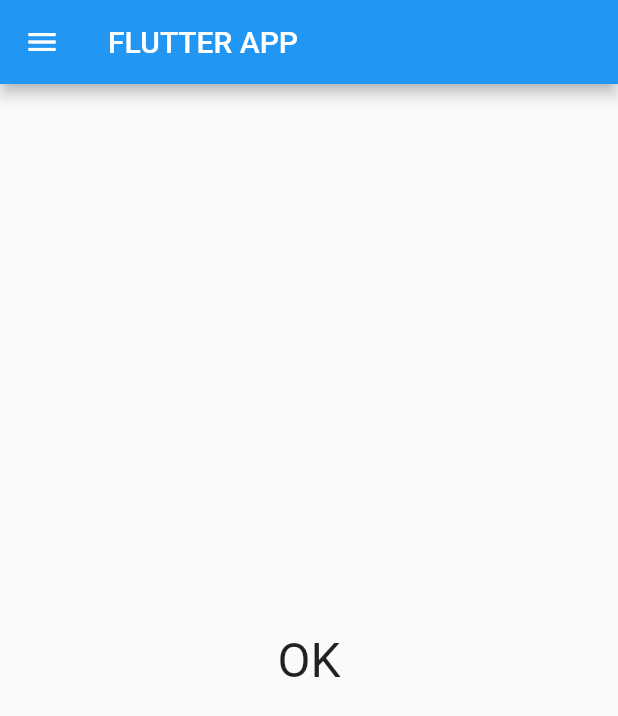
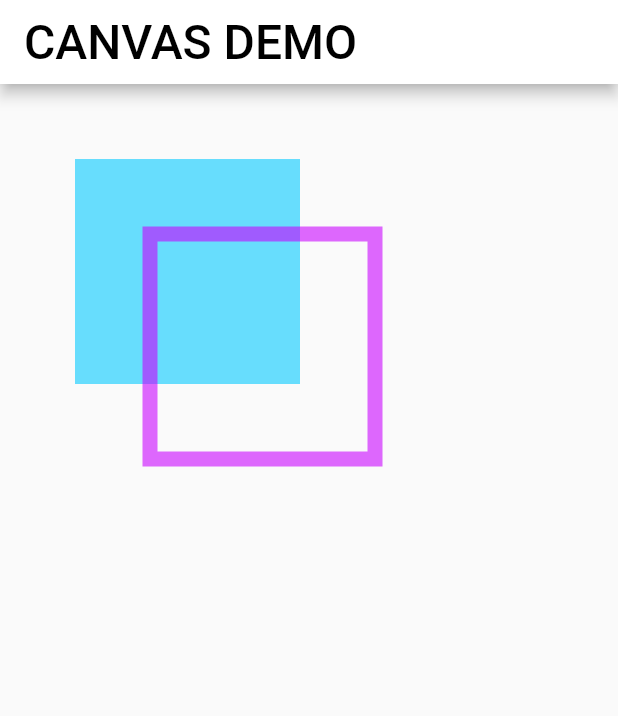
Before and after one commit to Sakiika2128/f_test, a Flutter app: the screen it shows after launch, on a phone screen of 412 x 824 dp. Shown: the top 716 px of the screen. Run offline on Flutter 3.47's test engine with Material 2 defaults, Android fonts, the phone set to English and light mode, and no system bars.

Commit message:
正方形作った

```diff
--- a/lib/first_page.dart
+++ b/lib/first_page.dart
@@ -1,6 +1,7 @@
 import 'package:f_test/main.dart';
 import 'package:flutter/material.dart';
 import 'package:f_test/second_page.dart';
+import 'package:f_test/my_painter.dart';
 
 class FirstScreen extends StatefulWidget{
   const FirstScreen({Key? key}) :super(key: key);
@@ -8,51 +9,21 @@ class FirstScreen extends StatefulWidget{
 }
 
 class _FirstScreenState extends State<FirstScreen>{
-  static var _items = <Widget>[];
-  static var _message = 'OK';
-  static var _tapped = 0;
-
-  @override
-  void initState() {
-    super.initState();
-    for(var i = 0; i < 5; i++){
-      var item = ListTile(
-        leading: Icon(Icons.auto_awesome),
-        title: Text('No. $i'),
-        onTap: () {
-          _tapped = i;
-          tapItem();
-        },
-      );
-      _items.add(item);
-    }
-  }
-
   @override
   Widget build(BuildContext context){
     return Scaffold(
       appBar: AppBar(
-        title: const Text('FLUTTER APP'),
-      ),
-      body: Center(
-        child: Text(
-          _message,
-          style: TextStyle(fontSize: 32),
+        backgroundColor: Color.fromARGB(255, 255, 255, 255),
+        title: Text(
+          'CANVAS DEMO',
+          style: TextStyle(fontSize: 32, color: Colors.black),
         ),
       ),
-      drawer: Drawer(
-        child: ListView(
-          shrinkWrap: true,
-          padding: EdgeInsets.all(20),
-          children: _items,
+      body: Container(
+        child: CustomPaint(
+          painter: MyPainter(),
         ),
       ),
     );
   }
-  void tapItem(){
-    Navigator.pop(context);
-    setState(() {
-      _message = 'you tapped No.$_tapped';
-    });
-  }
 }
--- /dev/null
+++ b/lib/my_painter.dart
@@ -0,0 +1,23 @@
+import 'package:flutter/material.dart';
+import 'package:f_test/first_page.dart';
+
+class MyPainter extends CustomPainter{
+  @override
+  void paint(Canvas canvas, Size size){
+    Paint p = Paint();
+
+    p.style = PaintingStyle.fill;
+    p.color = Color.fromARGB(150, 0, 200, 255);
+    Rect r = Rect.fromLTWH(50, 50, 150, 150);
+    canvas.drawRect(r, p);
+
+    p.style = PaintingStyle.stroke;
+    p.color = Color.fromARGB(150, 200, 0, 255);
+    r = Rect.fromLTWH(100, 100, 150, 150);
+    p.strokeWidth = 10.0;
+    canvas.drawRect(r, p);
+
+  }
+  @override
+  bool shouldRepaint(CustomPainter oldDelegate) => true;
+}
```
Also changed, not shown: 1 other file.
